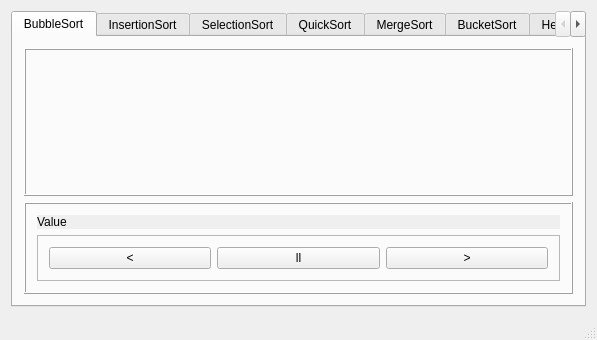
The window that SortView.ui (SortC/SortC) describes before a commit, drawn with Qt 5.
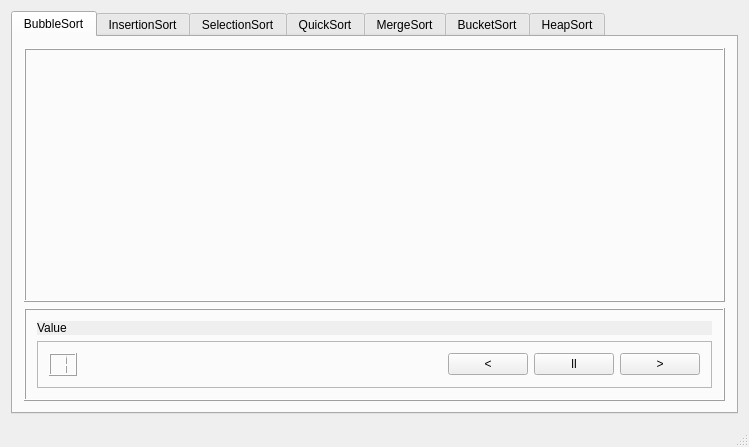
The same window after the commit.

Commit message: Erste dynamische Controls (Buttons) LCD Display

Diff of the .ui file:
```diff
--- a/SortView.ui
+++ b/SortView.ui
@@ -6,8 +6,8 @@
    <rect>
     <x>0</x>
     <y>0</y>
-    <width>597</width>
-    <height>340</height>
+    <width>749</width>
+    <height>447</height>
    </rect>
   </property>
   <property name="windowTitle">
@@ -39,6 +39,12 @@
           <property name="enabled">
            <bool>true</bool>
           </property>
+          <property name="sizePolicy">
+           <sizepolicy hsizetype="Preferred" vsizetype="Preferred">
+            <horstretch>0</horstretch>
+            <verstretch>0</verstretch>
+           </sizepolicy>
+          </property>
           <property name="minimumSize">
            <size>
             <width>0</width>
@@ -63,6 +69,26 @@
           <property name="midLineWidth">
            <number>0</number>
           </property>
+          <layout class="QHBoxLayout" name="horizontalLayout_2">
+           <property name="spacing">
+            <number>9</number>
+           </property>
+           <property name="sizeConstraint">
+            <enum>QLayout::SetDefaultConstraint</enum>
+           </property>
+           <property name="leftMargin">
+            <number>30</number>
+           </property>
+           <property name="rightMargin">
+            <number>30</number>
+           </property>
+           <property name="bottomMargin">
+            <number>0</number>
+           </property>
+           <item>
+            <layout class="QHBoxLayout" name="horLayoutSorting"/>
+           </item>
+          </layout>
          </widget>
         </item>
         <item>
@@ -111,8 +137,61 @@
               <enum>QFrame::Raised</enum>
              </property>
              <layout class="QHBoxLayout" name="horizontalLayout_3">
+              <item>
+               <widget class="QLCDNumber" name="lcdNumActStep">
+                <property name="sizePolicy">
+                 <sizepolicy hsizetype="Fixed" vsizetype="Minimum">
+                  <horstretch>0</horstretch>
+                  <verstretch>0</verstretch>
+                 </sizepolicy>
+                </property>
+                <property name="baseSize">
+                 <size>
+                  <width>50</width>
+                  <height>0</height>
+                 </size>
+                </property>
+                <property name="frameShadow">
+                 <enum>QFrame::Raised</enum>
+                </property>
+                <property name="smallDecimalPoint">
+                 <bool>false</bool>
+                </property>
+                <property name="digitCount">
+                 <number>1</number>
+                </property>
+                <property name="segmentStyle">
+                 <enum>QLCDNumber::Filled</enum>
+                </property>
+                <property name="intValue" stdset="0">
+                 <number>1</number>
+                </property>
+               </widget>
+              </item>
+              <item>
+               <widget class="QWidget" name="widget" native="true">
+                <property name="sizePolicy">
+                 <sizepolicy hsizetype="Preferred" vsizetype="Fixed">
+                  <horstretch>0</horstretch>
+                  <verstretch>0</verstretch>
+                 </sizepolicy>
+                </property>
+                <property name="baseSize">
+                 <size>
+                  <width>1000</width>
+                  <height>0</height>
+                 </size>
+                </property>
+               </widget>
+              </item>
               <item>
                <widget class="QPushButton" name="btnPrevStep">
+                <property name="sizePolicy">
+                 <sizepolicy hsizetype="Fixed" vsizetype="Fixed">
+                  <horstretch>0</horstretch>
+                  <verstretch>0</verstretch>
+                 </sizepolicy>
+                </property>
                 <property name="text">
                  <string>&lt;</string>
                 </property>
@@ -120,6 +199,12 @@
               </item>
               <item>
                <widget class="QPushButton" name="btnPlayPause">
+                <property name="sizePolicy">
+                 <sizepolicy hsizetype="Fixed" vsizetype="Fixed">
+                  <horstretch>0</horstretch>
+                  <verstretch>0</verstretch>
+                 </sizepolicy>
+                </property>
                 <property name="text">
                  <string>ll</string>
                 </property>
@@ -127,6 +212,12 @@
               </item>
               <item>
                <widget class="QPushButton" name="btnNextStep">
+                <property name="sizePolicy">
+                 <sizepolicy hsizetype="Fixed" vsizetype="Fixed">
+                  <horstretch>0</horstretch>
+                  <verstretch>0</verstretch>
+                 </sizepolicy>
+                </property>
                 <property name="text">
                  <string>&gt;</string>
                 </property>
```
The commit also changes 1 other file.
